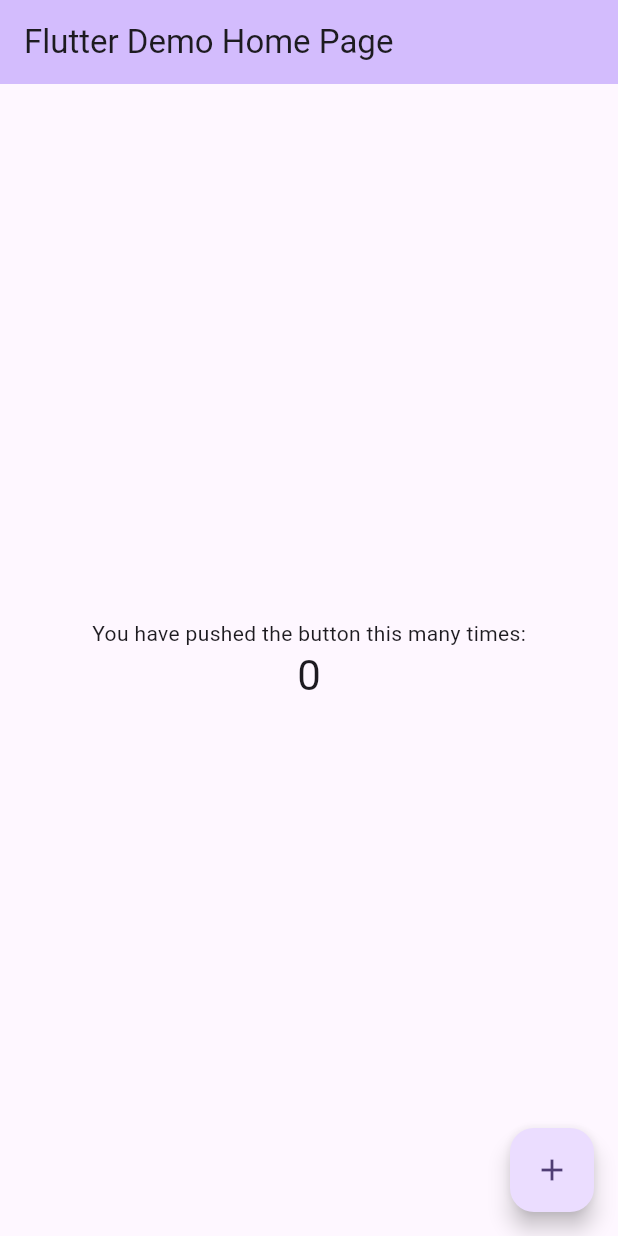
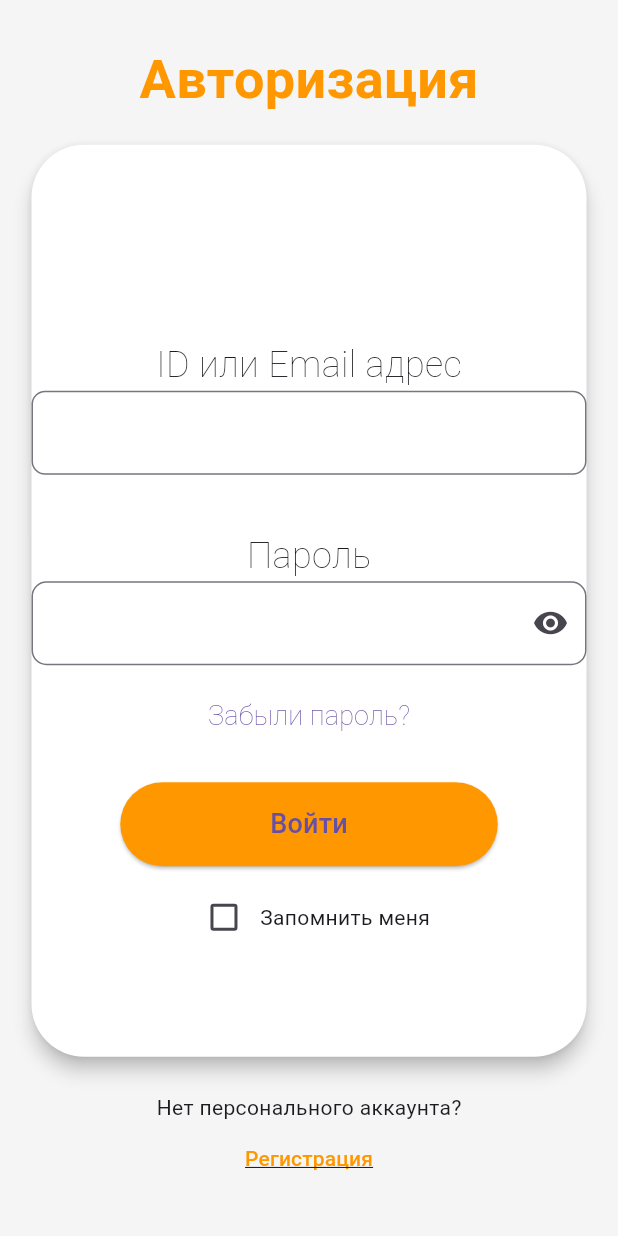
Before and after one commit to Kushmurat/Cookly, a Flutter app: the screen it shows after launch, on a phone screen of 412 x 824 dp. Run offline on Flutter 3.47's test engine with Material 3 defaults, Android fonts, the light colour scheme and no system bars; our stand-ins replace webview_flutter.

Commit message:
make auth screen

```diff
--- a/lib/main.dart
+++ b/lib/main.dart
@@ -1,125 +1,21 @@
 import 'package:flutter/material.dart';
+import 'package:cookly/presentation/screens/authorization.dart';
+import 'package:cookly/presentation/screens/registration.dart';
+
 
 void main() {
-  runApp(const MyApp());
+  runApp(MyApp());
 }
 
 class MyApp extends StatelessWidget {
-  const MyApp({super.key});
-
-  // This widget is the root of your application.
   @override
   Widget build(BuildContext context) {
     return MaterialApp(
       title: 'Flutter Demo',
       theme: ThemeData(
-        // This is the theme of your application.
-        //
-        // TRY THIS: Try running your application with "flutter run". You'll see
-        // the application has a purple toolbar. Then, without quitting the app,
-        // try changing the seedColor in the colorScheme below to Colors.green
-        // and then invoke "hot reload" (save your changes or press the "hot
-        // reload" button in a Flutter-supported IDE, or press "r" if you used
-        // the command line to start the app).
-        //
-        // Notice that the counter didn't reset back to zero; the application
-        // state is not lost during the reload. To reset the state, use hot
-        // restart instead.
-        //
-        // This works for code too, not just values: Most code changes can be
-        // tested with just a hot reload.
-        colorScheme: ColorScheme.fromSeed(seedColor: Colors.deepPurple),
-        useMaterial3: true,
+        primarySwatch: Colors.blue,
       ),
-      home: const MyHomePage(title: 'Flutter Demo Home Page'),
+      home: AuthScreen(), // Начальная страница
     );
   }
 }
-
-class MyHomePage extends StatefulWidget {
-  const MyHomePage({super.key, required this.title});
-
-  // This widget is the home page of your application. It is stateful, meaning
-  // that it has a State object (defined below) that contains fields that affect
-  // how it looks.
-
-  // This class is the configuration for the state. It holds the values (in this
-  // case the title) provided by the parent (in this case the App widget) and
-  // used by the build method of the State. Fields in a Widget subclass are
-  // always marked "final".
-
-  final String title;
-
-  @override
-  State<MyHomePage> createState() => _MyHomePageState();
-}
-
-class _MyHomePageState extends State<MyHomePage> {
-  int _counter = 0;
-
-  void _incrementCounter() {
-    setState(() {
-      // This call to setState tells the Flutter framework that something has
-      // changed in this State, which causes it to rerun the build method below
-      // so that the display can reflect the updated values. If we changed
-      // _counter without calling setState(), then the build method would not be
-      // called again, and so nothing would appear to happen.
-      _counter++;
-    });
-  }
-
-  @override
-  Widget build(BuildContext context) {
-    // This method is rerun every time setState is called, for instance as done
-    // by the _incrementCounter method above.
-    //
-    // The Flutter framework has been optimized to make rerunning build methods
-    // fast, so that you can just rebuild anything that needs updating rather
-    // than having to individually change instances of widgets.
-    return Scaffold(
-      appBar: AppBar(
-        // TRY THIS: Try changing the color here to a specific color (to
-        // Colors.amber, perhaps?) and trigger a hot reload to see the AppBar
-        // change color while the other colors stay the same.
-        backgroundColor: Theme.of(context).colorScheme.inversePrimary,
-        // Here we take the value from the MyHomePage object that was created by
-        // the App.build method, and use it to set our appbar title.
-        title: Text(widget.title),
-      ),
-      body: Center(
-        // Center is a layout widget. It takes a single child and positions it
-        // in the middle of the parent.
-        child: Column(
-          // Column is also a layout widget. It takes a list of children and
-          // arranges them vertically. By default, it sizes itself to fit its
-          // children horizontally, and tries to be as tall as its parent.
-          //
-          // Column has various properties to control how it sizes itself and
-          // how it positions its children. Here we use mainAxisAlignment to
-          // center the children vertically; the main axis here is the vertical
-          // axis because Columns are vertical (the cross axis would be
-          // horizontal).
-          //
-          // TRY THIS: Invoke "debug painting" (choose the "Toggle Debug Paint"
-          // action in the IDE, or press "p" in the console), to see the
-          // wireframe for each widget.
-          mainAxisAlignment: MainAxisAlignment.center,
-          children: <Widget>[
-            const Text(
-              'You have pushed the button this many times:',
-            ),
-            Text(
-              '$_counter',
-              style: Theme.of(context).textTheme.headlineMedium,
-            ),
-          ],
-        ),
-      ),
-      floatingActionButton: FloatingActionButton(
-        onPressed: _incrementCounter,
-        tooltip: 'Increment',
-        child: const Icon(Icons.add),
-      ), // This trailing comma makes auto-formatting nicer for build methods.
-    );
-  }
-}
--- /dev/null
+++ b/lib/presentation/screens/authorization.dart
@@ -0,0 +1,135 @@
+import 'package:flutter/material.dart';
+
+class AuthScreen extends StatelessWidget {
+  @override
+  Widget build(BuildContext context) {
+    return Scaffold(
+      backgroundColor: Colors.grey[100],
+      body: Center(
+        child: Padding(
+          padding: const EdgeInsets.all(17.0),
+            child: Column(
+              mainAxisAlignment: MainAxisAlignment.center,
+              children: [
+                // Заголовок "Авторизация"
+                Text(
+                  'Авторизация',
+                  style: TextStyle(
+                    fontSize: 36,
+                    fontWeight: FontWeight.bold,
+                    color: Colors.orange,
+                  ),
+                ),
+                SizedBox(height: 14),
+                // Карточка с формой
+                Card(
+                  color: Colors.white,
+                  shape: RoundedRectangleBorder(
+                    borderRadius: BorderRadius.circular(35),
+                  ),
+                  elevation: 5,
+                  child: Padding(
+                    padding: const EdgeInsets.fromLTRB(0, 130, 0, 69),
+                    child: Column(
+                      children: [
+                        // Поле ввода ID или Email
+                        Text('ID или Email адрес',
+                          style:TextStyle(
+                            fontSize: 24,
+                            fontWeight: FontWeight.w200,
+                          ),
+                        ),
+                        TextFormField(
+                          decoration: InputDecoration(
+                            border: OutlineInputBorder(
+                              borderRadius: BorderRadius.circular(9),
+                              borderSide: BorderSide(
+                                color: Colors.white,
+                              )
+                            ),
+                          ),
+                        ),
+                        SizedBox(height: 37),
+                        // Поле ввода пароля
+                        Text('Пароль',
+                          style: TextStyle(
+                            fontSize: 24,
+                            fontWeight: FontWeight.w100,
+                          ),
+                        ),
+                        TextFormField(
+                          obscureText: true, // Скрытие символов пароля
+                          decoration: InputDecoration(
+                            suffixIcon: Icon(Icons.visibility),
+                            border: OutlineInputBorder(
+                              borderRadius: BorderRadius.circular(10),
+                            ),
+                          ),
+                        ),
+                        SizedBox(height: 10),
+                        // Ссылка "Забыли пароль?"
+                        Align(
+                          alignment: Alignment.center,
+                          child: TextButton(
+                            onPressed: () {},
+                            child: Text('Забыли пароль?',
+                              style: TextStyle(
+                                fontSize: 18,
+                                fontWeight: FontWeight.w100,
+                              ),
+                            ),
+                          ),
+                        ),
+                        SizedBox(height: 20),
+                        // Кнопка "Войти"
+                        ElevatedButton(
+                          style: ElevatedButton.styleFrom(
+                           backgroundColor : Colors.orange, // Цвет кнопки
+                            padding: EdgeInsets.symmetric(
+                                horizontal: 100, vertical: 15),
+                            shape: RoundedRectangleBorder(
+                              borderRadius: BorderRadius.circular(30),
+                            ),
+                          ),
+                          onPressed: () {},
+                          child: Text(
+                            'Войти',
+                            style: TextStyle(fontSize: 18),
+                          ),
+                        ),
+                        SizedBox(height: 10),
+                        // Checkbox "Запомнить меня"
+                        Row(
+                          mainAxisAlignment: MainAxisAlignment.center,
+                          children: [
+                            Checkbox(value: false, onChanged: (value) {}),
+                            Text('Запомнить меня'),
+                          ],
+                        ),
+                      ],
+                    ),
+                  ),
+                ),
+                SizedBox(height: 20),
+                // Нижняя часть: текст "Нет персонального аккаунта?"
+                Text('Нет персонального аккаунта?'),
+                TextButton(
+                  onPressed: () {
+                    // Действие на регистрацию
+                  },
+                  child: Text(
+                    'Регистрация',
+                    style: TextStyle(
+                      color: Colors.orange,
+                      decoration: TextDecoration.underline,
+                    ),
+                  ),
+                ),
+              ],
+            ),
+
+        ),
+      ),
+    );
+  }
+}
--- /dev/null
+++ b/lib/presentation/screens/registration.dart
@@ -0,0 +1,20 @@
+import 'package:flutter/material.dart';
+
+class RegScreen extends StatelessWidget {
+  @override
+  Widget build(BuildContext context) {
+    return Scaffold(
+      appBar: AppBar(
+        title: Text('Second Page'),
+      ),
+      body: Center(
+        child: ElevatedButton(
+          onPressed: () {
+            Navigator.pop(context);
+          },
+          child: Text('Back to Home Page'),
+        ),
+      ),
+    );
+  }
+}
--- a/pubspec.yaml
+++ b/pubspec.yaml
@@ -35,6 +35,8 @@ dependencies:
   # The following adds the Cupertino Icons font to your application.
   # Use with the CupertinoIcons class for iOS style icons.
   cupertino_icons: ^1.0.8
+  http: ^1.2.2
+  dio: ^5.7.0
 
 dev_dependencies:
   flutter_test:
```
Also changed, not shown: pubspec.lock, 1 other file.
